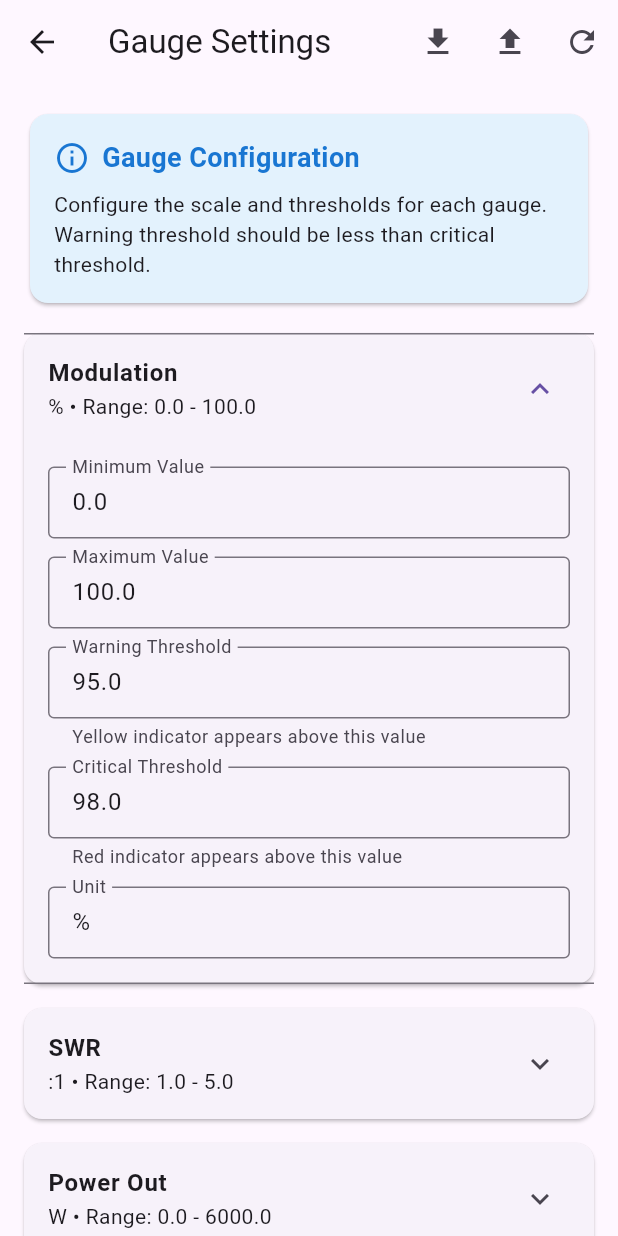
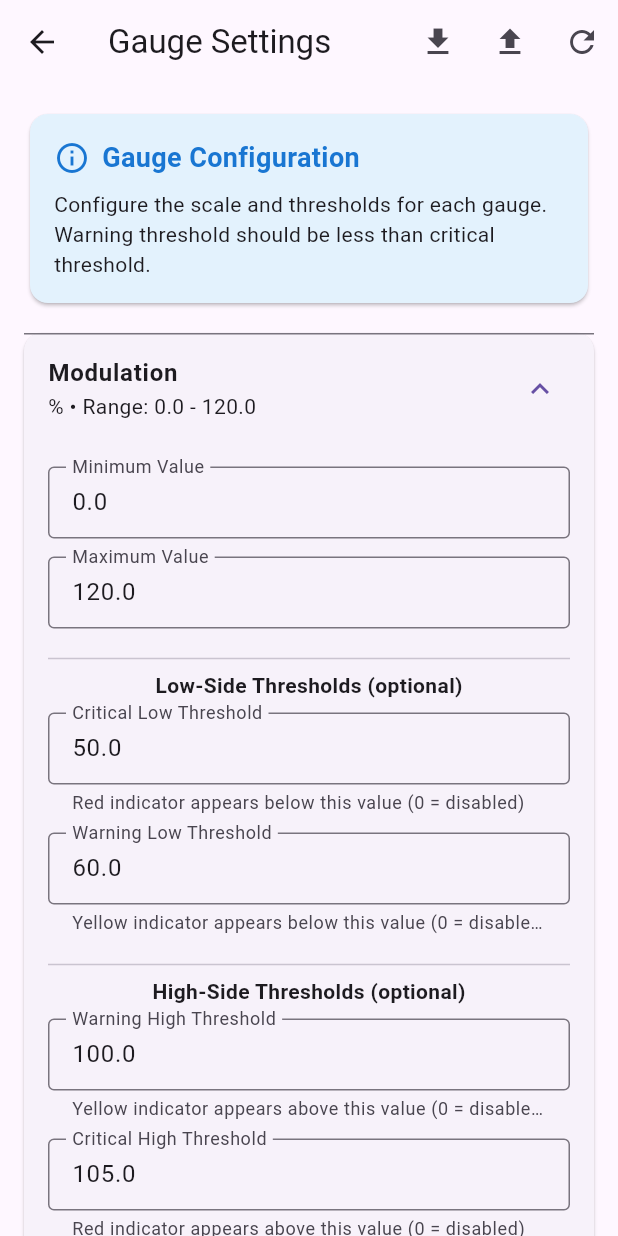
Before and after one commit to cconstab/kryzapp, a Flutter app: the SettingsScreen screen opened directly with empty values, after a tap on "Modulation", on a phone screen of 412 x 824 dp. Run offline on Flutter 3.47's test engine with Material 3 defaults, Android fonts, the phone set to English and light mode, and no system bars; our stand-ins replace syncfusion_flutter_gauges; missing offline and left inert: at_client, at_client_mobile, at_onboarding_cli, at_onboarding_flutter, dart_snmp.

Commit message:
fix: gauges now have ranges and save config to atKey

```diff
--- a/mobile_app/lib/main.dart
+++ b/mobile_app/lib/main.dart
@@ -16,7 +16,7 @@ void main() async {
     debugPrint('${record.level.name}: ${record.time}: ${record.message}');
   });
 
-  // Initialize config service
+  // Initialize config service (will load from local first, then sync with atProtocol when connected)
   final configService = ConfigService();
   await configService.loadConfig();
 
--- a/mobile_app/lib/screens/settings_screen.dart
+++ b/mobile_app/lib/screens/settings_screen.dart
@@ -137,26 +137,53 @@ class _SettingsScreenState extends State<SettingsScreen> {
                   ),
                 ),
                 const SizedBox(height: 12),
+                const Divider(),
+                const Text('Low-Side Thresholds (optional)', style: TextStyle(fontWeight: FontWeight.bold)),
+                const SizedBox(height: 8),
                 _buildNumberField(
-                  label: 'Warning Threshold',
-                  value: config.warningThreshold,
+                  label: 'Critical Low Threshold',
+                  value: config.criticalLowThreshold ?? 0,
                   onChanged: (value) => _updateConfig(
                     metricName,
-                    config.copyWith(warningThreshold: value),
+                    config.copyWith(criticalLowThreshold: value),
                   ),
-                  helperText: 'Yellow indicator appears above this value',
+                  helperText: 'Red indicator appears below this value (0 = disabled)',
                 ),
                 const SizedBox(height: 12),
                 _buildNumberField(
-                  label: 'Critical Threshold',
-                  value: config.criticalThreshold,
+                  label: 'Warning Low Threshold',
+                  value: config.warningLowThreshold ?? 0,
                   onChanged: (value) => _updateConfig(
                     metricName,
-                    config.copyWith(criticalThreshold: value),
+                    config.copyWith(warningLowThreshold: value),
                   ),
-                  helperText: 'Red indicator appears above this value',
+                  helperText: 'Yellow indicator appears below this value (0 = disabled)',
                 ),
                 const SizedBox(height: 12),
+                const Divider(),
+                const Text('High-Side Thresholds (optional)', style: TextStyle(fontWeight: FontWeight.bold)),
+                const SizedBox(height: 8),
+                _buildNumberField(
+                  label: 'Warning High Threshold',
+                  value: config.warningHighThreshold ?? 0,
+                  onChanged: (value) => _updateConfig(
+                    metricName,
+                    config.copyWith(warningHighThreshold: value),
+                  ),
+                  helperText: 'Yellow indicator appears above this value (0 = disabled)',
+                ),
+                const SizedBox(height: 12),
+                _buildNumberField(
+                  label: 'Critical High Threshold',
+                  value: config.criticalHighThreshold ?? 0,
+                  onChanged: (value) => _updateConfig(
+                    metricName,
+                    config.copyWith(criticalHighThreshold: value),
+                  ),
+                  helperText: 'Red indicator appears above this value (0 = disabled)',
+                ),
+                const SizedBox(height: 12),
+                const Divider(),
                 _buildTextField(
                   label: 'Unit',
                   value: config.unit,
--- a/shared/lib/models/gauge_config.dart
+++ b/shared/lib/models/gauge_config.dart
@@ -3,16 +3,25 @@ class GaugeConfig {
   final String metricName;
   final double minValue;
   final double maxValue;
-  final double warningThreshold;
-  final double criticalThreshold;
+
+  // High-side thresholds (for values that are bad when too high)
+  final double? warningHighThreshold;
+  final double? criticalHighThreshold;
+
+  // Low-side thresholds (for values that are bad when too low)
+  final double? warningLowThreshold;
+  final double? criticalLowThreshold;
+
   final String unit;
 
   GaugeConfig({
     required this.metricName,
     required this.minValue,
     required this.maxValue,
-    required this.warningThreshold,
-    required this.criticalThreshold,
+    this.warningHighThreshold,
+    this.criticalHighThreshold,
+    this.warningLowThreshold,
+    this.criticalLowThreshold,
     required this.unit,
   });
 
@@ -20,8 +29,10 @@ class GaugeConfig {
         'metricName': metricName,
         'minValue': minValue,
         'maxValue': maxValue,
-        'warningThreshold': warningThreshold,
-        'criticalThreshold': criticalThreshold,
+        'warningHighThreshold': warningHighThreshold,
+        'criticalHighThreshold': criticalHighThreshold,
+        'warningLowThreshold': warningLowThreshold,
+        'criticalLowThreshold': criticalLowThreshold,
         'unit': unit,
       };
 
@@ -29,8 +40,14 @@ class GaugeConfig {
         metricName: json['metricName'] as String,
         minValue: (json['minValue'] as num).toDouble(),
         maxValue: (json['maxValue'] as num).toDouble(),
-        warningThreshold: (json['warningThreshold'] as num).toDouble(),
-        criticalThreshold: (json['criticalThreshold'] as num).toDouble(),
+        warningHighThreshold:
+            json['warningHighThreshold'] != null ? (json['warningHighThreshold'] as num).toDouble() : null,
+        criticalHighThreshold:
+            json['criticalHighThreshold'] != null ? (json['criticalHighThreshold'] as num).toDouble() : null,
+        warningLowThreshold:
+            json['warningLowThreshold'] != null ? (json['warningLowThreshold'] as num).toDouble() : null,
+        criticalLowThreshold:
+            json['criticalLowThreshold'] != null ? (json['criticalLowThreshold'] as num).toDouble() : null,
         unit: json['unit'] as String,
       );
 
@@ -38,16 +55,20 @@ class GaugeConfig {
     String? metricName,
     double? minValue,
     double? maxValue,
-    double? warningThreshold,
-    double? criticalThreshold,
+    double? warningHighThreshold,
+    double? criticalHighThreshold,
+    double? warningLowThreshold,
+    double? criticalLowThreshold,
     String? unit,
   }) {
     return GaugeConfig(
       metricName: metricName ?? this.metricName,
       minValue: minValue ?? this.minValue,
       maxValue: maxValue ?? this.maxValue,
-      warningThreshold: warningThreshold ?? this.warningThreshold,
-      criticalThreshold: criticalThreshold ?? this.criticalThreshold,
+      warningHighThreshold: warningHighThreshold ?? this.warningHighThreshold,
+      criticalHighThreshold: criticalHighThreshold ?? this.criticalHighThreshold,
+      warningLowThreshold: warningLowThreshold ?? this.warningLowThreshold,
+      criticalLowThreshold: criticalLowThreshold ?? this.criticalLowThreshold,
       unit: unit ?? this.unit,
     );
   }
@@ -58,49 +79,59 @@ class GaugeConfig {
       'modulation': GaugeConfig(
         metricName: 'modulation',
         minValue: 0,
-        maxValue: 100,
-        warningThreshold: 95,
-        criticalThreshold: 98,
+        maxValue: 120,
+        warningLowThreshold: 60, // Warning if below 60%
+        criticalLowThreshold: 50, // Critical if below 50%
+        warningHighThreshold: 100, // Warning if above 100%
+        criticalHighThreshold: 105, // Critical if above 105%
         unit: '%',
       ),
       'swr': GaugeConfig(
         metricName: 'swr',
         minValue: 1.0,
         maxValue: 5.0,
-        warningThreshold: 1.8,
-        criticalThreshold: 3.0,
+        warningLowThreshold: null, // SWR can't be too low (1.0 is perfect)
+        criticalLowThreshold: null,
+        warningHighThreshold: 1.5,
+        criticalHighThreshold: 2.0,
         unit: ':1',
       ),
       'powerOut': GaugeConfig(
         metricName: 'powerOut',
         minValue: 0,
         maxValue: 6000,
-        warningThreshold: 5000,
-        criticalThreshold: 5500,
+        warningLowThreshold: 4000, // Warning if power drops too low
+        criticalLowThreshold: 3000, // Critical if power very low
+        warningHighThreshold: 5000,
+        criticalHighThreshold: 5500,
         unit: 'W',
       ),
       'powerRef': GaugeConfig(
         metricName: 'powerRef',
         minValue: 0,
         maxValue: 200,
-        warningThreshold: 100,
-        criticalThreshold: 150,
+        warningLowThreshold: null, // Reflected power low is good
+        criticalLowThreshold: null,
+        warningHighThreshold: 100,
+        criticalHighThreshold: 150,
         unit: 'W',
       ),
       'heatTemp': GaugeConfig(
         metricName: 'heatTemp',
         minValue: 0,
         maxValue: 120,
-        warningThreshold: 75,
-        criticalThreshold: 90,
+        warningLowThreshold: null, // Low temp is fine
+        criticalLowThreshold: null,
+        warningHighThreshold: 75,
+        criticalHighThreshold: 90,
         unit: '°C',
       ),
       'fanSpeed': GaugeConfig(
         metricName: 'fanSpeed',
         minValue: 0,
         maxValue: 5000,
-        warningThreshold: 4000,
-        criticalThreshold: 4500,
+        warningLowThreshold: 2000, // Warning if fan too slow
+        criticalLowThreshold: 1500, // Critical if fan too slow
         unit: 'RPM',
       ),
     };
--- a/snmp_collector/bin/snmp_collector.dart
+++ b/snmp_collector/bin/snmp_collector.dart
@@ -22,7 +22,7 @@ void main(List<String> arguments) async {
     ..addOption('port', abbr: 'p', help: 'SNMP port', defaultsTo: '161')
     ..addOption('community', abbr: 'c', help: 'SNMP community string', defaultsTo: 'public')
     ..addOption('interval', abbr: 'i', help: 'Poll interval in seconds', defaultsTo: '5')
-    ..addFlag('simulated', abbr: 's', help: 'Use simulated data instead of real SNMP queries', defaultsTo: true)
+    ..addFlag('simulated', abbr: 's', help: 'Use simulated data instead of real SNMP queries', defaultsTo: false)
     ..addFlag('help', negatable: false, help: 'Show this help message');
 
   try {
--- a/snmp_collector/lib/services/snmp_service.dart
+++ b/snmp_collector/lib/services/snmp_service.dart
@@ -69,7 +69,8 @@ class SNMPService {
       final heatTemp = await _queryOid(oidHeatTemp, divisor: 1000);
       final fanSpeed = await _queryOid(oidFanSpeed, divisor: 1);
 
-      logger.info('SNMP values - Mod: $modulation%, SWR: $swr, PwrOut: ${powerOut}W, PwrRef: ${powerRef}W, Temp: ${heatTemp}°C, Fan: ${fanSpeed}RPM');
+      logger.info(
+          'SNMP values - Mod: $modulation%, SWR: $swr, PwrOut: ${powerOut}W, PwrRef: ${powerRef}W, Temp: ${heatTemp}°C, Fan: ${fanSpeed}RPM');
 
       // Determine status and alert level
       String status = 'ON_AIR';
@@ -139,22 +140,25 @@ class SNMPService {
     final now = DateTime.now();
     final random = _random.nextInt(100);
 
-    // Simulate realistic transmitter values
-    final modulation = 85.0 + (random % 15); // 85-100%
-    final swr = 1.1 + (random % 8) / 10; // 1.1-1.9
-    final powerOut = 4800.0 + (random % 400) - 200; // 4600-5000W
-    final powerRef = 50.0 + (random % 50); // 50-100W
-    final heatTemp = 55.0 + (random % 25); // 55-80°C
-    final fanSpeed = 2800.0 + (random % 400); // 2800-3200 RPM
+    // Simulate realistic KRYZ transmitter values matching real measurements
+    final modulation = 75.0 + (random % 20); // 75-95% (normal range 60-100%)
+    final swr = 1.05 + (random % 10) / 100; // 1.05-1.15 (good range, warn >1.5, error >2.0)
+    final powerOut = 4500.0 + (random % 1000); // 4500-5500W (typical FM transmitter)
+    final powerRef = 20.0 + (random % 30); // 20-50W (reflected power, should be low)
+    final heatTemp = 50.0 + (random % 20); // 50-70°C (normal operating temp)
+    final fanSpeed = 3000.0 + (random % 500); // 3000-3500 RPM (normal cooling)
 
-    // Determine status and alert level
+    // Determine status and alert level based on realistic thresholds
     String status = 'ON_AIR';
     String? alertLevel;
 
-    if (heatTemp > 90.0 || swr > 3.0) {
+    // Critical conditions
+    if (heatTemp > 85.0 || swr > 2.0 || modulation < 50.0 || modulation > 105.0) {
       status = 'FAULT';
       alertLevel = 'critical';
-    } else if (heatTemp > 75.0 || swr > 1.8) {
+    }
+    // Warning conditions
+    else if (heatTemp > 75.0 || swr > 1.5 || modulation < 60.0 || modulation > 100.0 || fanSpeed < 2500.0) {
       alertLevel = 'warning';
     }
 
```
Also changed, not shown: mobile_app/lib/screens/dashboard_screen.dart (+45 -15 lines), mobile_app/lib/screens/onboarding_screen.dart (+8 -0 lines), mobile_app/lib/services/config_service.dart (+75 -33 lines), mobile_app/lib/widgets/gauge_widget.dart (+48 -21 lines).
